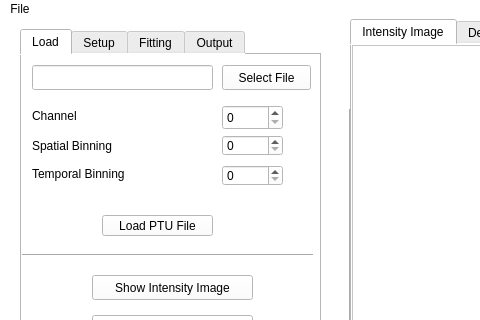
This is qt_app/gui/phasorflim.ui in Tomkaehst/PhasorFLIM as Qt 5 draws it before an edit; both pictures show x 0 to 480 and y 0 to 320 of the 1200 by 800 pixel window. The edited form follows.
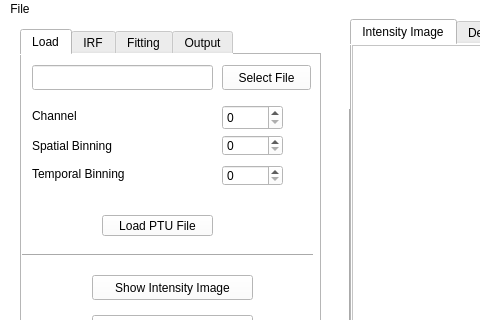
This is the edited form. Custom widgets are drawn as their Qt base class.

Patch:
```diff
--- a/qt_app/gui/phasorflim.ui
+++ b/qt_app/gui/phasorflim.ui
@@ -249,7 +249,7 @@
     </widget>
     <widget class="QWidget" name="tab_setup">
      <attribute name="title">
-      <string>Setup</string>
+      <string>IRF</string>
      </attribute>
     </widget>
     <widget class="QWidget" name="tab_fitting">
```
